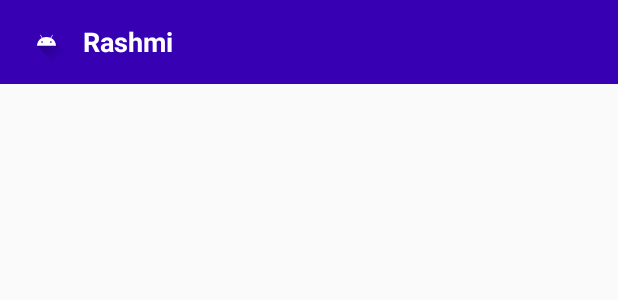
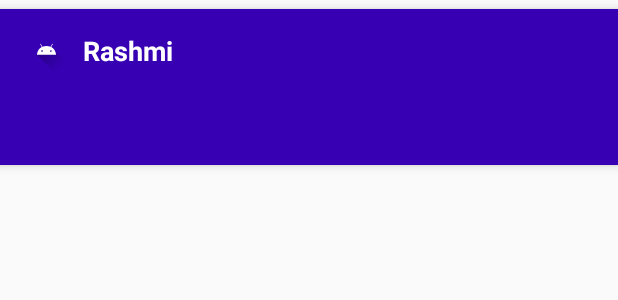
Before and after one commit to veeramika/Texta-FirebaseChatApp, an Android app: the layout activity_main.xml on its own in the app's theme, with its tools: preview values and no code run, on a phone screen of 412 x 824 dp. Shown: the top 300 px of the screen. Run offline under Robolectric (Android 15) with nearby library versions, the phone set to English and light mode, and no system bars; Roboto replaces fonts that are not available here.

Commit message:
RE resolved, TabLayout added to main

```diff
--- a/app/src/main/java/com/rashmiappd/texta/StartActivity.java
+++ b/app/src/main/java/com/rashmiappd/texta/StartActivity.java
@@ -14,20 +14,19 @@ public class StartActivity extends AppCompatActivity {
 
     private Button mLogin, mRegister;
     FirebaseUser firebaseUser;
-
     @Override
     protected void onStart() {
         super.onStart();
+
         firebaseUser = FirebaseAuth.getInstance().getCurrentUser();
+
         //check if user is null
         if (firebaseUser != null){
             Intent intent = new Intent(StartActivity.this, MainActivity.class);
             startActivity(intent);
             finish();
         }
-
     }
-
     @Override
     protected void onCreate(Bundle savedInstanceState) {
         super.onCreate(savedInstanceState);
--- a/app/src/main/res/layout/activity_main.xml
+++ b/app/src/main/res/layout/activity_main.xml
@@ -17,7 +17,7 @@
         app:layout_constraintTop_toTopOf="parent"
         app:layout_constraintVertical_bias="0.008">
 
-    </com.google.android.material.appbar.AppBarLayout>
+
 
     <androidx.appcompat.widget.Toolbar
         android:id="@+id/main_toolbarID"
@@ -48,9 +48,28 @@
             android:textColor="#fff"
             android:textSize="18sp"
             android:textStyle="bold" />
-
-
-
     </androidx.appcompat.widget.Toolbar>
 
+    <com.google.android.material.tabs.TabLayout
+        android:id="@+id/tab_layout"
+        android:layout_width="match_parent"
+        android:layout_height="wrap_content"
+        android:background="@color/colorPrimaryDark"
+        app:layout_constraintBottom_toBottomOf="parent"
+        app:layout_constraintEnd_toEndOf="parent"
+        app:layout_constraintHorizontal_bias="0.0"
+        app:layout_constraintStart_toStartOf="parent"
+        app:layout_constraintTop_toTopOf="parent"
+        app:layout_constraintVertical_bias="0.081"
+        app:tabIndicatorColor="#fff"
+        app:tabSelectedTextColor="#fff"
+        app:tabTextColor="#fff" />
+    </com.google.android.material.appbar.AppBarLayout>
+
+    <androidx.viewpager.widget.ViewPager
+        android:id="@+id/view_pager"
+        android:layout_width="match_parent"
+        android:layout_height="match_parent"
+        app:layout_behavior="@string/appbar_scrolling_view_behavior" />
+
 </androidx.constraintlayout.widget.ConstraintLayout>
--- a/app/src/main/res/layout/activity_register.xml
+++ b/app/src/main/res/layout/activity_register.xml
@@ -29,7 +29,7 @@
         android:layout_marginTop="80dp"
         android:ems="10"
         android:hint="Password "
-        android:inputType="textPassword"
+        android:inputType="numberPassword"
         app:layout_constraintBottom_toBottomOf="parent"
         app:layout_constraintEnd_toEndOf="parent"
         app:layout_constraintStart_toStartOf="parent"
@@ -129,4 +129,5 @@
         app:layout_constraintStart_toStartOf="parent"
         app:layout_constraintTop_toBottomOf="@+id/reg_emailID"
         app:layout_constraintVertical_bias="0.844" />
-</androidx.constraintlayout.widget.ConstraintLayout>
+
+    </androidx.constraintlayout.widget.ConstraintLayout>
```
Also changed, not shown: app/src/main/java/com/rashmiappd/texta/MainActivity.java (+13 -6 lines).
